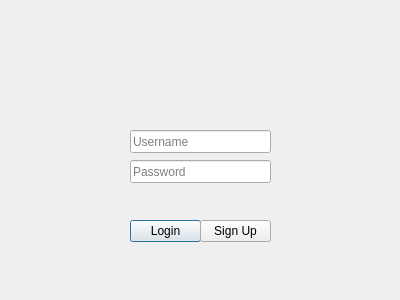
The window that ui/loginform.ui (liu-allan/Leukemia-Treatment-Application) describes before a commit, drawn with Qt 5.
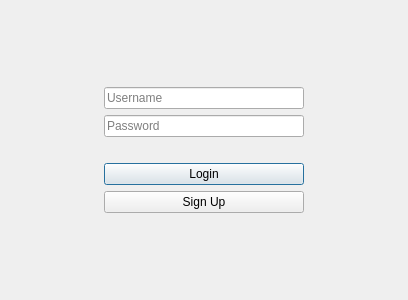
The same window after the commit.

Commit message: Center widgets and allow resizing

Patch:
```diff
--- a/ui/loginform.ui
+++ b/ui/loginform.ui
@@ -6,21 +6,115 @@
    <rect>
     <x>0</x>
     <y>0</y>
-    <width>400</width>
+    <width>408</width>
     <height>300</height>
    </rect>
   </property>
   <property name="windowTitle">
    <string>Login</string>
   </property>
+  <layout class="QGridLayout" name="gridLayout">
+   <item row="7" column="1">
+    <widget class="QPushButton" name="signUpPushButton">
+     <property name="text">
+      <string>Sign Up</string>
+     </property>
+     <property name="default">
+      <bool>false</bool>
+     </property>
+    </widget>
+   </item>
+   <item row="3" column="0">
+    <spacer name="horizontalSpacer">
+     <property name="orientation">
+      <enum>Qt::Horizontal</enum>
+     </property>
+     <property name="sizeHint" stdset="0">
+      <size>
+       <width>40</width>
+       <height>20</height>
+      </size>
+     </property>
+    </spacer>
+   </item>
+   <item row="5" column="1">
+    <widget class="QLabel" name="errorLabel">
+     <property name="minimumSize">
+      <size>
+       <width>200</width>
+       <height>0</height>
+      </size>
+     </property>
+     <property name="maximumSize">
+      <size>
+       <width>16777215</width>
+       <height>23</height>
+      </size>
+     </property>
+     <property name="text">
+      <string/>
+     </property>
+     <property name="alignment">
+      <set>Qt::AlignCenter</set>
+     </property>
+    </widget>
+   </item>
+   <item row="6" column="1">
+    <widget class="QPushButton" name="loginPushButton">
+     <property name="text">
+      <string>Login</string>
+     </property>
+     <property name="default">
+      <bool>true</bool>
+     </property>
+    </widget>
+   </item>
+   <item row="8" column="1">
+    <spacer name="verticalSpacer_2">
+     <property name="orientation">
+      <enum>Qt::Vertical</enum>
+     </property>
+     <property name="sizeHint" stdset="0">
+      <size>
+       <width>20</width>
+       <height>40</height>
+      </size>
+     </property>
+    </spacer>
+   </item>
+   <item row="3" column="2">
+    <spacer name="horizontalSpacer_2">
+     <property name="orientation">
+      <enum>Qt::Horizontal</enum>
+     </property>
+     <property name="sizeHint" stdset="0">
+      <size>
+       <width>40</width>
+       <height>20</height>
+      </size>
+     </property>
+    </spacer>
+   </item>
+   <item row="0" column="1">
+    <spacer name="verticalSpacer">
+     <property name="orientation">
+      <enum>Qt::Vertical</enum>
+     </property>
+     <property name="sizeHint" stdset="0">
+      <size>
+       <width>20</width>
+       <height>40</height>
+      </size>
+     </property>
+    </spacer>
+   </item>
+   <item row="1" column="1">
   <widget class="QLineEdit" name="usernameLineEdit">
-   <property name="geometry">
-    <rect>
-     <x>130</x>
-     <y>130</y>
+     <property name="minimumSize">
+      <size>
      <width>141</width>
-     <height>23</height>
-    </rect>
+       <height>0</height>
+      </size>
    </property>
    <property name="text">
     <string/>
@@ -29,14 +123,14 @@
     <string>Username</string>
    </property>
   </widget>
+   </item>
+   <item row="3" column="1">
   <widget class="QLineEdit" name="passwordLineEdit">
-   <property name="geometry">
-    <rect>
-     <x>130</x>
-     <y>160</y>
-     <width>141</width>
+     <property name="maximumSize">
+      <size>
+       <width>16777215</width>
      <height>23</height>
-    </rect>
+      </size>
    </property>
    <property name="text">
     <string/>
@@ -48,54 +142,8 @@
     <string>Password</string>
    </property>
   </widget>
-  <widget class="QPushButton" name="loginPushButton">
-   <property name="geometry">
-    <rect>
-     <x>130</x>
-     <y>220</y>
-     <width>71</width>
-     <height>22</height>
-    </rect>
-   </property>
-   <property name="text">
-    <string>Login</string>
-   </property>
-   <property name="default">
-    <bool>true</bool>
-   </property>
-  </widget>
-  <widget class="QLabel" name="errorLabel">
-   <property name="geometry">
-    <rect>
-     <x>70</x>
-     <y>190</y>
-     <width>261</width>
-     <height>21</height>
-    </rect>
-   </property>
-   <property name="text">
-    <string/>
-   </property>
-   <property name="alignment">
-    <set>Qt::AlignCenter</set>
-   </property>
-  </widget>
-  <widget class="QPushButton" name="signUpPushButton">
-   <property name="geometry">
-    <rect>
-     <x>200</x>
-     <y>220</y>
-     <width>71</width>
-     <height>22</height>
-    </rect>
-   </property>
-   <property name="text">
-    <string>Sign Up</string>
-   </property>
-   <property name="default">
-    <bool>false</bool>
-   </property>
-  </widget>
+   </item>
+  </layout>
  </widget>
  <resources/>
  <connections/>
```
Lines whose indentation alone changed are shown as unchanged. The commit also changes 1 other file.
